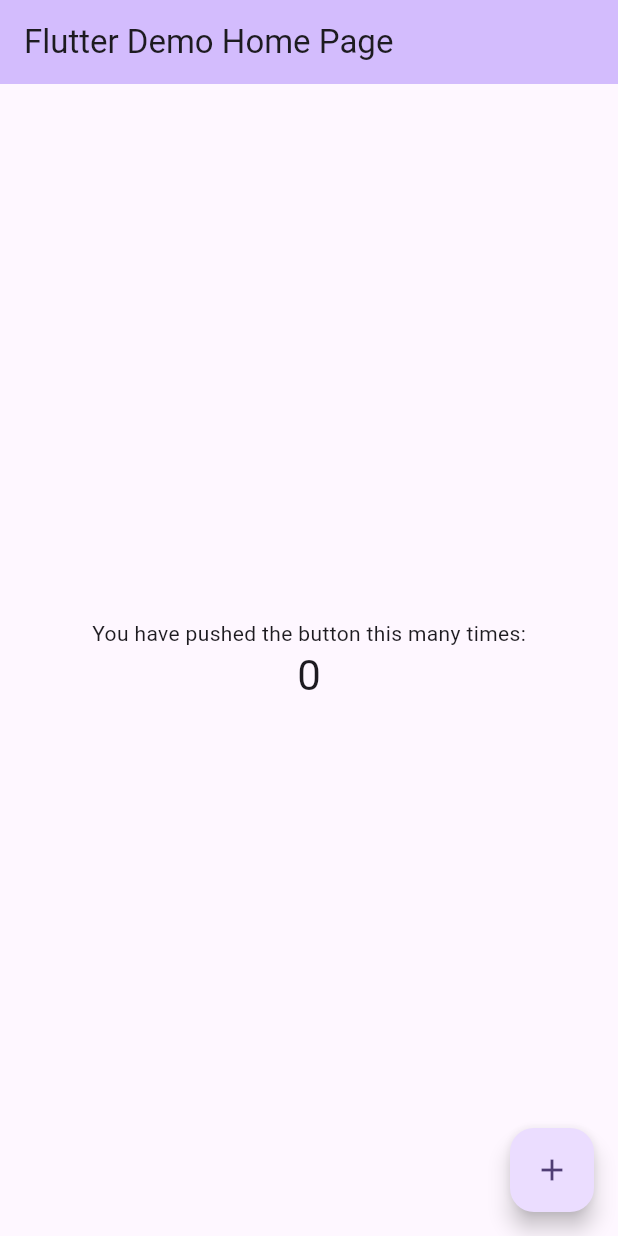
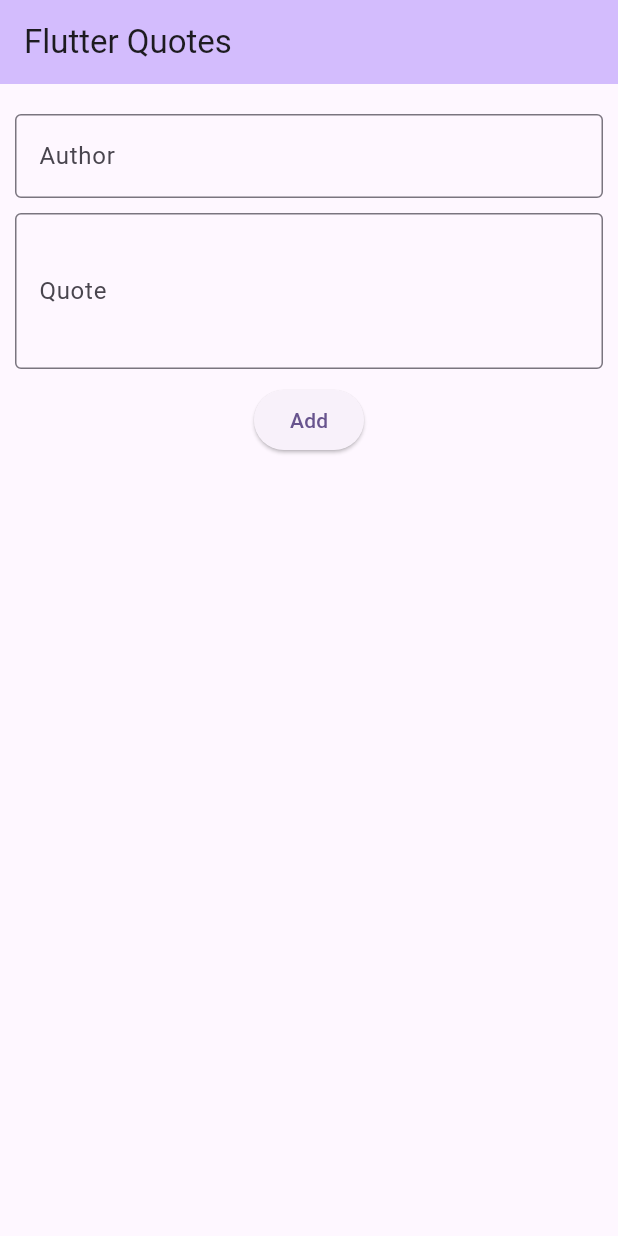
Before and after one commit to Mhamad-Raad/Internship-tasks, a Flutter app: the screen it shows after launch, on a phone screen of 412 x 824 dp. Run offline on Flutter 3.47's test engine with Material 3 defaults, Android fonts, the light colour scheme and no system bars.

Commit message:
add widgets and screen structure

```diff
--- /dev/null
+++ b/6-flutter-version/quotes/lib/Widgets/MinSpace.dart
@@ -0,0 +1,10 @@
+import 'package:flutter/material.dart';
+
+class MinSpace extends StatelessWidget {
+  const MinSpace({super.key});
+
+  @override
+  Widget build(BuildContext context) {
+    return const SizedBox(height: 10);
+  }
+}
--- a/6-flutter-version/quotes/lib/main.dart
+++ b/6-flutter-version/quotes/lib/main.dart
@@ -1,4 +1,5 @@
 import 'package:flutter/material.dart';
+import 'package:quotes/screens/AddQuotesScreen.dart';
 
 void main() {
   runApp(const MyApp());
@@ -11,43 +12,19 @@ class MyApp extends StatelessWidget {
   @override
   Widget build(BuildContext context) {
     return MaterialApp(
-      title: 'Flutter Demo',
+      title: 'Flutter Quotes',
       theme: ThemeData(
-        // This is the theme of your application.
-        //
-        // TRY THIS: Try running your application with "flutter run". You'll see
-        // the application has a purple toolbar. Then, without quitting the app,
-        // try changing the seedColor in the colorScheme below to Colors.green
-        // and then invoke "hot reload" (save your changes or press the "hot
-        // reload" button in a Flutter-supported IDE, or press "r" if you used
-        // the command line to start the app).
-        //
-        // Notice that the counter didn't reset back to zero; the application
-        // state is not lost during the reload. To reset the state, use hot
-        // restart instead.
-        //
-        // This works for code too, not just values: Most code changes can be
-        // tested with just a hot reload.
         colorScheme: ColorScheme.fromSeed(seedColor: Colors.deepPurple),
         useMaterial3: true,
       ),
-      home: const MyHomePage(title: 'Flutter Demo Home Page'),
+      home: const MyHomePage(title: 'Flutter Quotes'),
+      debugShowCheckedModeBanner: false,
     );
   }
 }
 
 class MyHomePage extends StatefulWidget {
   const MyHomePage({super.key, required this.title});
-
-  // This widget is the home page of your application. It is stateful, meaning
-  // that it has a State object (defined below) that contains fields that affect
-  // how it looks.
-
-  // This class is the configuration for the state. It holds the values (in this
-  // case the title) provided by the parent (in this case the App widget) and
-  // used by the build method of the State. Fields in a Widget subclass are
-  // always marked "final".
-
   final String title;
 
   @override
@@ -59,67 +36,18 @@ class _MyHomePageState extends State<MyHomePage> {
 
   void _incrementCounter() {
     setState(() {
-      // This call to setState tells the Flutter framework that something has
-      // changed in this State, which causes it to rerun the build method below
-      // so that the display can reflect the updated values. If we changed
-      // _counter without calling setState(), then the build method would not be
-      // called again, and so nothing would appear to happen.
       _counter++;
     });
   }
 
   @override
   Widget build(BuildContext context) {
-    // This method is rerun every time setState is called, for instance as done
-    // by the _incrementCounter method above.
-    //
-    // The Flutter framework has been optimized to make rerunning build methods
-    // fast, so that you can just rebuild anything that needs updating rather
-    // than having to individually change instances of widgets.
     return Scaffold(
       appBar: AppBar(
-        // TRY THIS: Try changing the color here to a specific color (to
-        // Colors.amber, perhaps?) and trigger a hot reload to see the AppBar
-        // change color while the other colors stay the same.
         backgroundColor: Theme.of(context).colorScheme.inversePrimary,
-        // Here we take the value from the MyHomePage object that was created by
-        // the App.build method, and use it to set our appbar title.
         title: Text(widget.title),
       ),
-      body: Center(
-        // Center is a layout widget. It takes a single child and positions it
-        // in the middle of the parent.
-        child: Column(
-          // Column is also a layout widget. It takes a list of children and
-          // arranges them vertically. By default, it sizes itself to fit its
-          // children horizontally, and tries to be as tall as its parent.
-          //
-          // Column has various properties to control how it sizes itself and
-          // how it positions its children. Here we use mainAxisAlignment to
-          // center the children vertically; the main axis here is the vertical
-          // axis because Columns are vertical (the cross axis would be
-          // horizontal).
-          //
-          // TRY THIS: Invoke "debug painting" (choose the "Toggle Debug Paint"
-          // action in the IDE, or press "p" in the console), to see the
-          // wireframe for each widget.
-          mainAxisAlignment: MainAxisAlignment.center,
-          children: <Widget>[
-            const Text(
-              'You have pushed the button this many times:',
-            ),
-            Text(
-              '$_counter',
-              style: Theme.of(context).textTheme.headlineMedium,
-            ),
-          ],
-        ),
-      ),
-      floatingActionButton: FloatingActionButton(
-        onPressed: _incrementCounter,
-        tooltip: 'Increment',
-        child: const Icon(Icons.add),
-      ), // This trailing comma makes auto-formatting nicer for build methods.
+      body: const AddQuotesScreen(),
     );
   }
 }
--- /dev/null
+++ b/6-flutter-version/quotes/lib/screens/AddQuotesScreen.dart
@@ -0,0 +1,50 @@
+import 'package:flutter/material.dart';
+
+import '../Widgets/MinSpace.dart';
+
+class AddQuotesScreen extends StatefulWidget {
+  const AddQuotesScreen({super.key});
+
+  @override
+  State<AddQuotesScreen> createState() => _AddQuotesScreenState();
+}
+
+class _AddQuotesScreenState extends State<AddQuotesScreen> {
+  @override
+  Widget build(BuildContext context) {
+    var screenWidth = MediaQuery.of(context).size.width;
+    var screenHeight = MediaQuery.of(context).size.height;
+
+    return SingleChildScrollView(
+      child: Container(
+        margin: const EdgeInsets.only(top: 20),
+        padding: const EdgeInsets.symmetric(horizontal: 10),
+        child: Column(
+          children: [
+            const TextField(
+              decoration: InputDecoration(
+                border: OutlineInputBorder(),
+                labelText: 'Author',
+              ),
+            ),
+            const MinSpace(),
+            const TextField(
+              decoration: InputDecoration(
+                border: OutlineInputBorder(),
+                labelText: 'Quote',
+              ),
+              maxLines: 3,
+            ),
+            const MinSpace(),
+            ElevatedButton(
+              child: const Text('Add'),
+              onPressed: () {
+                print('Hello');
+              },
+            ),
+          ],
+        ),
+      ),
+    );
+  }
+}
```
